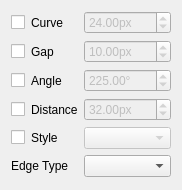
The window that src/widgets/other_widgets/cusp_style_widget.ui (mbasaglia/Knotter) describes before a commit, drawn with Qt 5.
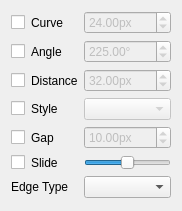
The same window after the commit.

Commit message: Edge slide and style

```diff
--- a/src/widgets/other_widgets/cusp_style_widget.ui
+++ b/src/widgets/other_widgets/cusp_style_widget.ui
@@ -7,13 +7,10 @@
     <x>0</x>
     <y>0</y>
     <width>164</width>
-    <height>190</height>
+    <height>211</height>
    </rect>
   </property>
   <layout class="QGridLayout" name="gridLayout">
-   <item row="1" column="0">
-    <widget class="QCheckBox" name="check_crossing_gap"/>
-   </item>
    <item row="2" column="2">
     <widget class="QDoubleSpinBox" name="spin_cusp_angle">
      <property name="enabled">
@@ -62,19 +59,6 @@
      </property>
     </widget>
    </item>
-   <item row="1" column="1">
-    <widget class="QLabel" name="label_2">
-     <property name="text">
-      <string>Gap</string>
-     </property>
-     <property name="buddy">
-      <cstring>spin_crossing_gap</cstring>
-     </property>
-    </widget>
-   </item>
-   <item row="3" column="0">
-    <widget class="QCheckBox" name="check_cusp_distance"/>
-   </item>
    <item row="4" column="2">
     <widget class="QComboBox" name="combo_cusp_shape">
      <property name="enabled">
@@ -85,6 +69,9 @@
      </property>
     </widget>
    </item>
+   <item row="3" column="0">
+    <widget class="QCheckBox" name="check_cusp_distance"/>
+   </item>
    <item row="0" column="2">
     <widget class="QDoubleSpinBox" name="spin_handle_length">
      <property name="enabled">
@@ -104,25 +91,6 @@
      </property>
     </widget>
    </item>
-   <item row="1" column="2">
-    <widget class="QDoubleSpinBox" name="spin_crossing_gap">
-     <property name="enabled">
-      <bool>false</bool>
-     </property>
-     <property name="toolTip">
-      <string>Distance between the ends of a thread passing under another thread</string>
-     </property>
-     <property name="suffix">
-      <string>px</string>
-     </property>
-     <property name="maximum">
-      <double>8192.000000000000000</double>
-     </property>
-     <property name="value">
-      <double>10.000000000000000</double>
-     </property>
-    </widget>
-   </item>
    <item row="4" column="1">
     <widget class="QLabel" name="label_5">
      <property name="text">
@@ -158,6 +126,9 @@
    <item row="2" column="0">
     <widget class="QCheckBox" name="check_cusp_angle"/>
    </item>
+   <item row="4" column="0">
+    <widget class="QCheckBox" name="check_cusp_shape"/>
+   </item>
    <item row="3" column="1">
     <widget class="QLabel" name="label_4">
      <property name="text">
@@ -168,9 +139,6 @@
      </property>
     </widget>
    </item>
-   <item row="4" column="0">
-    <widget class="QCheckBox" name="check_cusp_shape"/>
-   </item>
    <item row="0" column="0">
     <widget class="QCheckBox" name="check_handle_length">
      <property name="sizePolicy">
@@ -181,16 +149,87 @@
      </property>
     </widget>
    </item>
-   <item row="5" column="2">
-    <widget class="QComboBox" name="combo_edge_type"/>
-   </item>
-   <item row="5" column="0" colspan="2">
+   <item row="7" column="0" colspan="2">
     <widget class="QLabel" name="label_edge_type">
      <property name="text">
       <string>Edge Type</string>
      </property>
     </widget>
    </item>
+   <item row="7" column="2">
+    <widget class="QComboBox" name="combo_edge_type"/>
+   </item>
+   <item row="5" column="1">
+    <widget class="QLabel" name="label_2">
+     <property name="text">
+      <string>Gap</string>
+     </property>
+     <property name="buddy">
+      <cstring>spin_crossing_gap</cstring>
+     </property>
+    </widget>
+   </item>
+   <item row="5" column="2">
+    <widget class="QDoubleSpinBox" name="spin_crossing_gap">
+     <property name="enabled">
+      <bool>false</bool>
+     </property>
+     <property name="toolTip">
+      <string>Distance between the ends of a thread passing under another thread</string>
+     </property>
+     <property name="suffix">
+      <string>px</string>
+     </property>
+     <property name="maximum">
+      <double>8192.000000000000000</double>
+     </property>
+     <property name="value">
+      <double>10.000000000000000</double>
+     </property>
+    </widget>
+   </item>
+   <item row="5" column="0">
+    <widget class="QCheckBox" name="check_crossing_gap"/>
+   </item>
+   <item row="6" column="0">
+    <widget class="QCheckBox" name="check_edge_slide">
+     <property name="text">
+      <string/>
+     </property>
+    </widget>
+   </item>
+   <item row="6" column="1">
+    <widget class="QLabel" name="label_6">
+     <property name="sizePolicy">
+      <sizepolicy hsizetype="Fixed" vsizetype="Preferred">
+       <horstretch>0</horstretch>
+       <verstretch>0</verstretch>
+      </sizepolicy>
+     </property>
+     <property name="text">
+      <string>Slide</string>
+     </property>
+     <property name="buddy">
+      <cstring>slide_edge_slide</cstring>
+     </property>
+    </widget>
+   </item>
+   <item row="6" column="2">
+    <widget class="QSlider" name="slide_edge_slide">
+     <property name="toolTip">
+      <string>Position of the crossing in the edge</string>
+     </property>
+     <property name="maximum">
+      <number>100</number>
+     </property>
+     <property name="value">
+      <number>50</number>
+     </property>
+     <property name="orientation">
+      <enum>Qt::Horizontal</enum>
+     </property>
+    </widget>
+   </item>
   </layout>
  </widget>
  <resources/>
```
Left out of the diff: 32 changed lines with no effect on the pictures. The commit also changes 42 other files.
